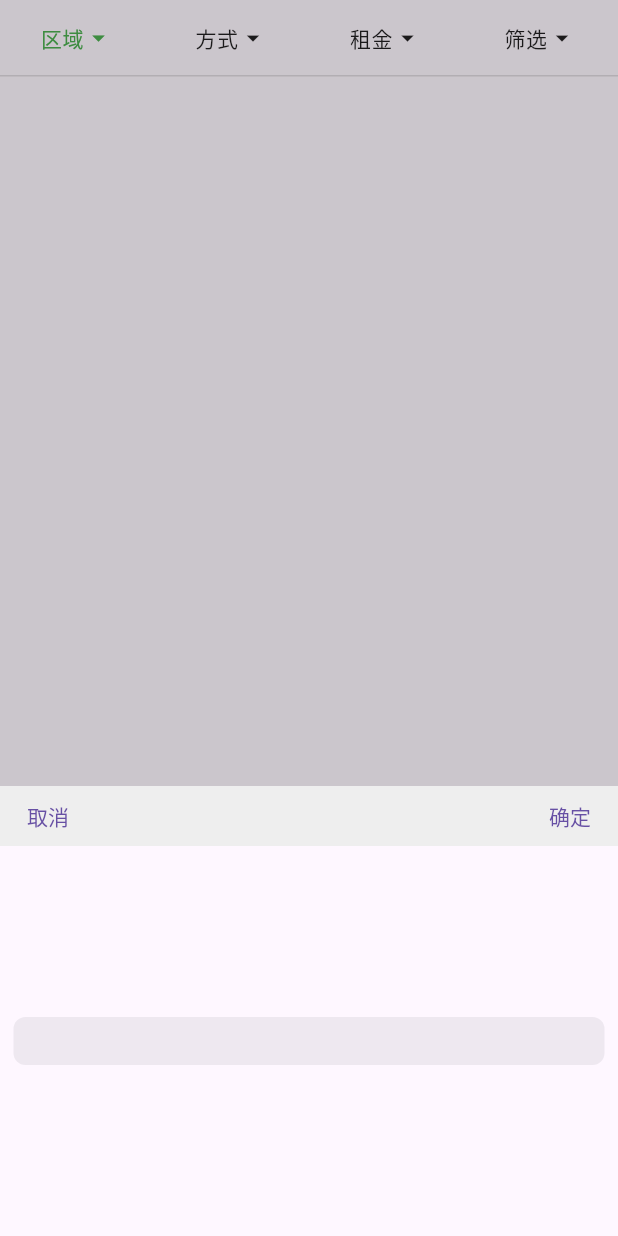
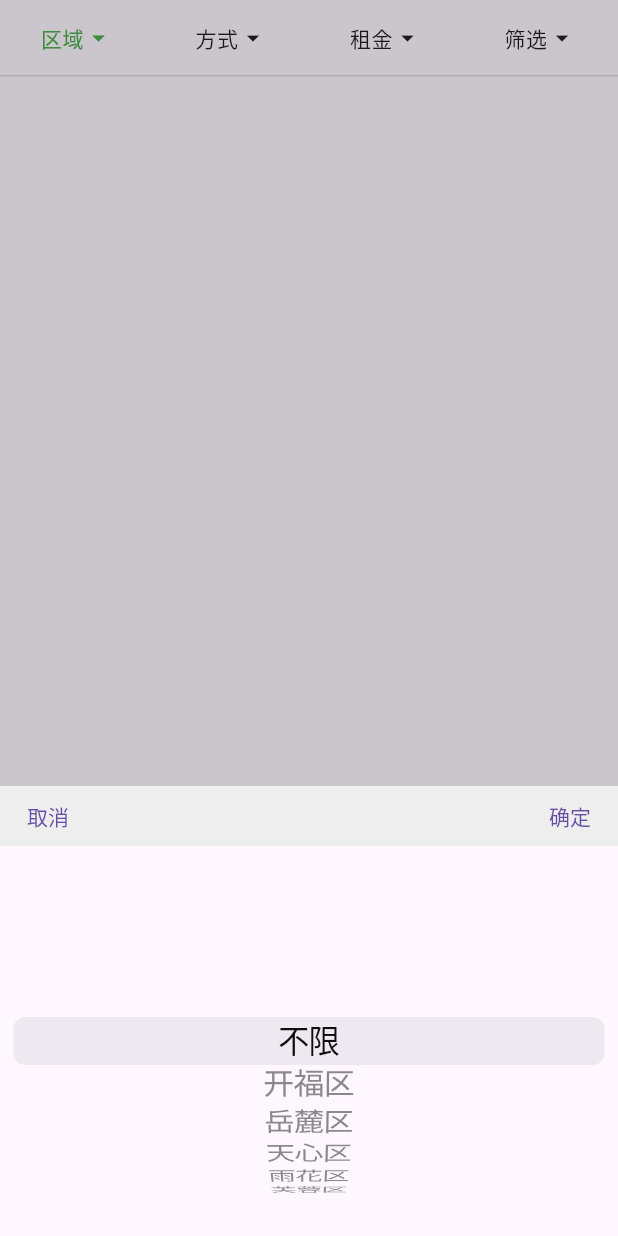
Before and after one commit to wstszx/hook_up_rent_migrated, a Flutter app: the FilterBar widget shown alone on an empty page, opened directly, after a tap on "区域", on a phone screen of 412 x 824 dp. Run offline on Flutter 3.47's test engine with Material 3 defaults, Android fonts, the phone set to English and light mode, and no system bars; our stand-ins replace cached_network_image, dio, fluro, flutter_swiper_null_safety, fluttertoast, geocoding and 4 more; missing offline and left inert: city_pickers; accounts and stored records are empty; network calls fail; project files that could hold a hidden picture were left out.

Commit message:
feat: 更新筛选栏选项数据及修复类型引用

```diff
--- a/lib/pages/home/tab_search/filter_bar/data.dart
+++ b/lib/pages/home/tab_search/filter_bar/data.dart
@@ -23,16 +23,26 @@ class GeneralType {
 }
 
 List<GeneralType> areaList = [
-  GeneralType('区域1', '11'),
-  GeneralType('区域2', '22'),
+  GeneralType('不限', 'area_any'), // "不限" 选项通常是需要的
+  GeneralType('开福区', 'kf'),
+  GeneralType('岳麓区', 'yl'),
+  GeneralType('天心区', 'tx'),
+  GeneralType('雨花区', 'yh'),
+  GeneralType('芙蓉区', 'fr'),
 ];
 List<GeneralType> priceList = [
-  GeneralType('价格1', '22'),
-  GeneralType('价格2', 'aa'),
+  GeneralType('不限', 'price_any'),
+  GeneralType('1000及以下', '0-1000'),
+  GeneralType('1000-2000', '1000-2000'),
+  GeneralType('2000-3000', '2000-3000'),
+  GeneralType('3000-4000', '3000-4000'),
+  GeneralType('4000-5000', '4000-5000'),
+  GeneralType('5000以上', '5000-'),
 ];
 List<GeneralType> rentTypeList = [
-  GeneralType('出租类型1', 'bb'),
-  GeneralType('出租类型2', '22'),
+  GeneralType('不限', 'rent_type_any'),
+  GeneralType('整租', 'whole'),
+  GeneralType('合租', 'share'),
 ];
 List<GeneralType> roomTypeList = [
   GeneralType('房屋类型1', '11'),
--- a/lib/pages/home/tab_search/filter_bar/index.dart
+++ b/lib/pages/home/tab_search/filter_bar/index.dart
@@ -1,14 +1,15 @@
 import 'dart:async';
 
 import 'package:flutter/material.dart';
-import 'package:hook_up_rent/pages/home/tab_search/filter_bar/data.dart';
+// Add alias for data import to avoid naming conflicts with class members
+import 'package:hook_up_rent/pages/home/tab_search/filter_bar/data.dart' as file_data;
 import 'package:hook_up_rent/pages/home/tab_search/filter_bar/item.dart';
 import 'package:hook_up_rent/pages/utils/common_picker/index.dart';
 import 'package:hook_up_rent/pages/utils/scoped_model_helper.dart';
 import 'package:hook_up_rent/scoped_model/room_filter.dart';
 
 class FilterBar extends StatefulWidget {
-  final ValueChanged<FilterBarResult>? onChange;
+  final ValueChanged<file_data.FilterBarResult>? onChange;
 
   const FilterBar({super.key, this.onChange});
 
@@ -17,12 +18,12 @@ class FilterBar extends StatefulWidget {
 }
 
 class _FilterBarState extends State<FilterBar> {
-  List<GeneralType> areaList = [];
-  List<GeneralType> priceList = [];
-  List<GeneralType> rentTypeList = [];
-  List<GeneralType> roomTypeList = [];
-  List<GeneralType> orientedList = [];
-  List<GeneralType> floorList = [];
+  List<file_data.GeneralType> areaList = [];
+  List<file_data.GeneralType> priceList = [];
+  List<file_data.GeneralType> rentTypeList = [];
+  List<file_data.GeneralType> roomTypeList = [];
+  List<file_data.GeneralType> orientedList = [];
+  List<file_data.GeneralType> floorList = [];
   // 搜索是否激活
   bool isAreaActive = false;
   bool isRentTypeActive = false;
@@ -124,7 +125,7 @@ class _FilterBarState extends State<FilterBar> {
         ScopedModelHelper.getModel<FilterBarModel>(context).selectedList;
     if (widget.onChange != null) {
       widget.onChange!(
-        FilterBarResult(
+        file_data.FilterBarResult(
           areaId: areaId,
           rentTypeId: rentTypeId,
           priceId: priceId,
@@ -136,7 +137,7 @@ class _FilterBarState extends State<FilterBar> {
   }
 
   _getData() {
-    Map<String, List<GeneralType>> dataList = <String, List<GeneralType>>{};
+    Map<String, List<file_data.GeneralType>> dataList = <String, List<file_data.GeneralType>>{};
     dataList['roomTypeList'] = roomTypeList;
     dataList['orientedList'] = orientedList;
     dataList['floorList'] = floorList;
@@ -146,8 +147,18 @@ class _FilterBarState extends State<FilterBar> {
 
   @override
   void initState() {
-    Timer.run(_getData);
-    super.initState();
+    super.initState(); // It's a good practice to call super.initState() first.
+
+    // Initialize state lists from the global lists in data.dart
+    // Now the local state lists will have the correct data from the file.
+    areaList = file_data.areaList;
+    priceList = file_data.priceList;
+    rentTypeList = file_data.rentTypeList;
+    roomTypeList = file_data.roomTypeList;
+    orientedList = file_data.orientedList;
+    floorList = file_data.floorList;
+
+    Timer.run(_getData); // _getData will now use the initialized lists to populate ScopedModel
   }
 
   @override
```
